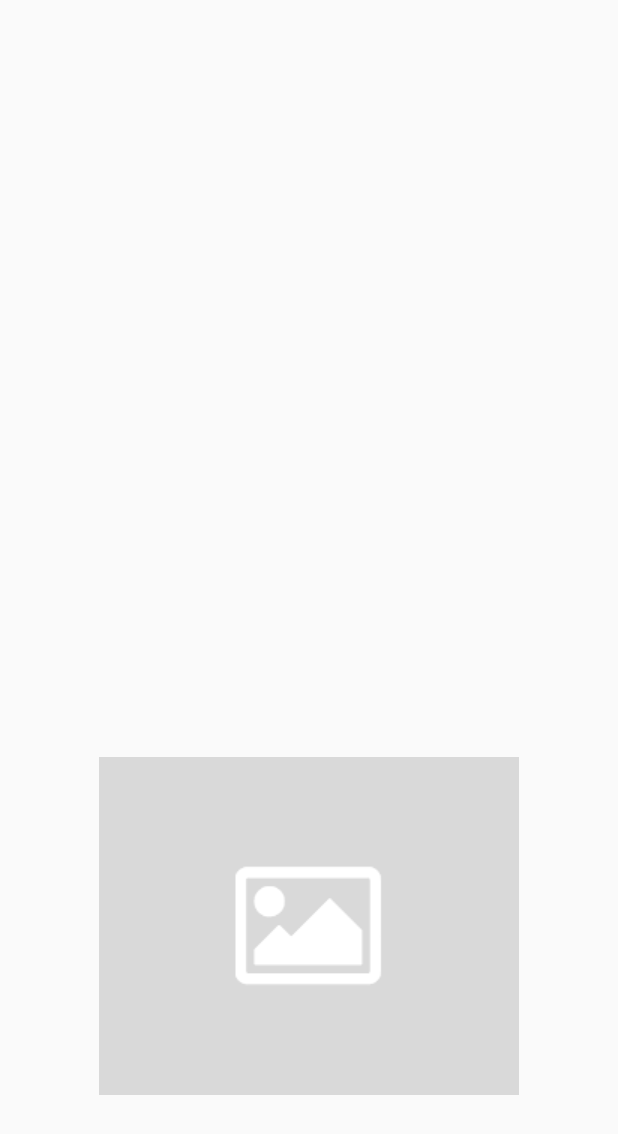
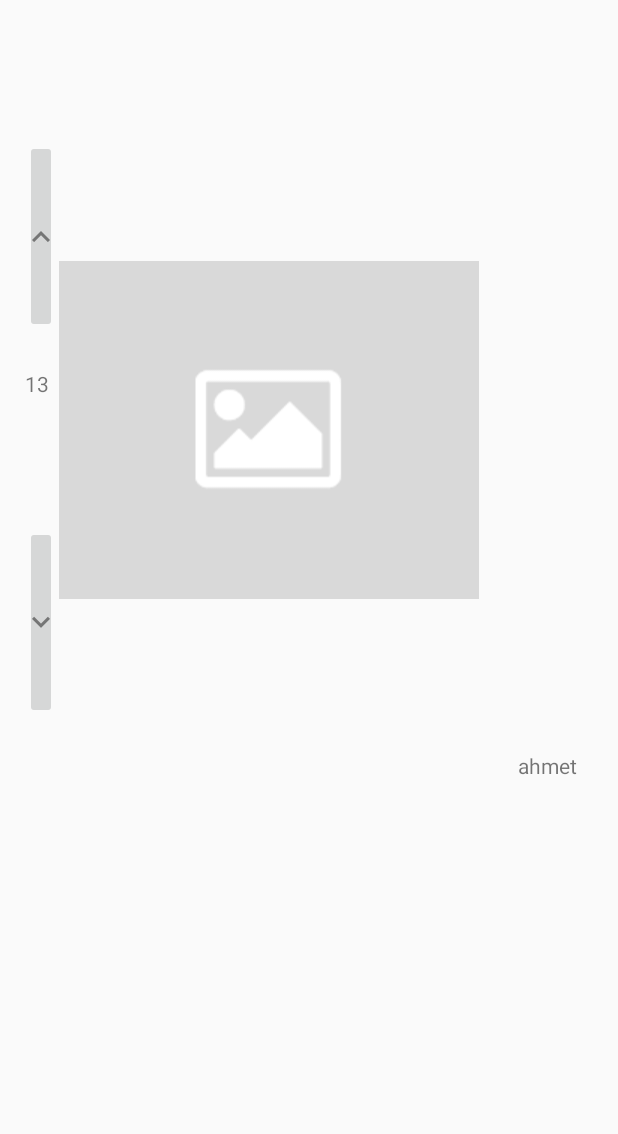
Before and after one commit to bounswe/bounswe2017group1, an Android app: the layout item_detail_view.xml on its own in the app's theme, with its tools: preview values and no code run, on a phone screen of 412 x 824 dp. Shown: the top 1134 px of the screen. Run offline under Robolectric (Android 15) with nearby library versions, the phone set to English and light mode, and no system bars.

Commit message:
upvote and downvote button added and redesigned detail page

```diff
--- a/android/app/src/main/java/com/boungroup1/androidculturemania/ItemDetailView.java
+++ b/android/app/src/main/java/com/boungroup1/androidculturemania/ItemDetailView.java
@@ -6,10 +6,10 @@ import android.content.SharedPreferences;
 import android.os.Bundle;
 import android.support.annotation.Nullable;
 import android.support.v7.app.AppCompatActivity;
-import android.support.v7.widget.AppCompatImageView;
 import android.text.method.ScrollingMovementMethod;
 import android.view.MenuItem;
 import android.view.View;
+import android.widget.ImageView;
 import android.widget.RelativeLayout;
 import android.widget.TextView;
 
@@ -42,7 +42,7 @@ public class ItemDetailView extends AppCompatActivity {
         final TextView location = (TextView) findViewById(R.id.detaillocation);
         final TextView name = (TextView) findViewById(R.id.detailname);
         final TextView description = (TextView) findViewById(R.id.detaildescription);
-        AppCompatImageView image = (AppCompatImageView) findViewById(R.id.detailimage);
+        ImageView image = (ImageView) findViewById(R.id.detailimage);
 
         Retrofit retrofit = ApiClient.getApiClient();
         ApiInterface apiInterface = retrofit.create(ApiInterface.class);
--- a/android/app/src/main/res/layout/item_detail_view.xml
+++ b/android/app/src/main/res/layout/item_detail_view.xml
@@ -1,74 +1,133 @@
 <?xml version="1.0" encoding="utf-8"?>
-
 <RelativeLayout
     android:id="@+id/detail_view_relayout"
-    android:layout_width="fill_parent"
-    android:layout_height="fill_parent"
     xmlns:android="http://schemas.android.com/apk/res/android"
-    android:padding="15dp">
+    android:layout_width="match_parent"
+    android:layout_height="match_parent">
 
     <LinearLayout
-        android:layout_width="match_parent"
-        android:layout_height="wrap_content"
-        android:orientation="horizontal"
-        android:id="@+id/lineartitle">
-        <RelativeLayout
+        xmlns:android="http://schemas.android.com/apk/res/android"
+        android:id="@+id/detail_view_layout"
+        android:layout_width="fill_parent"
+        android:layout_height="fill_parent"
+        android:orientation="vertical"
+        android:padding="15dp">
+
+        <LinearLayout
+            android:id="@+id/lineartitle"
             android:layout_width="match_parent"
-            android:layout_height="match_parent"
-            android:padding="10dp">
+            android:layout_height="0dp"
+            android:layout_weight="1.5"
+            android:orientation="horizontal">
+
             <TextView
-            android:layout_width="wrap_content"
-            android:layout_height="match_parent"
                 android:id="@+id/detailtitle"
-                android:layout_alignParentLeft="true"/>
-            <TextView
                 android:layout_width="wrap_content"
                 android:layout_height="match_parent"
+                android:layout_weight="1"/>
+
+            <TextView
                 android:id="@+id/detaildate"
-                android:layout_alignParentRight="true"/>
+                android:layout_width="wrap_content"
+                android:layout_height="match_parent"
+                android:layout_weight="1"/>
+        </LinearLayout>
+
+        <RelativeLayout
+            android:id="@+id/linearimage"
+            android:layout_width="match_parent"
+            android:layout_height="0dp"
+            android:layout_weight="8"
+            android:orientation="horizontal"
+            android:paddingBottom="20dp">
+
+            <LinearLayout
+                android:id="@+id/buttons"
+                android:layout_width="24dp"
+                android:layout_height="match_parent"
+                android:layout_alignParentLeft="true"
+                android:layout_alignParentStart="true"
+                android:layout_alignParentTop="true"
+                android:orientation="vertical"
+                android:padding="1dp">
+
+                <ImageButton
+                    android:id="@+id/up_vote_button"
+                    android:src="@drawable/ic_arrow_up"
+                    android:layout_width="wrap_content"
+                    android:layout_height="match_parent"
+                    android:layout_weight="1"
+                    android:padding="8dp"/>
+
+                <TextView
+                    android:id="@+id/vote_count"
+                    android:layout_marginTop="24dp"
+                    android:layout_marginBottom="24dp"
+                    android:layout_width="88dp"
+                    android:layout_height="match_parent"
+                    android:layout_weight="1"
+                    android:padding="0dp"
+                    android:text="13"/>
+
+                <ImageButton
+                    android:id="@+id/down_vote_button"
+                    android:src="@drawable/ic_arrow_down"
+                    android:layout_width="wrap_content"
+                    android:layout_height="match_parent"
+                    android:layout_weight="1"
+                    android:padding="8dp"/>
+            </LinearLayout>
+
+            <ImageView
+                android:id="@+id/detailimage"
+                android:layout_width="wrap_content"
+                android:layout_height="match_parent"
+                android:layout_alignParentTop="true"
+                android:layout_toEndOf="@+id/buttons"
+                android:layout_toRightOf="@+id/buttons"
+                android:src="@drawable/placeholder"/>
         </RelativeLayout>
-    </LinearLayout>
-    <LinearLayout
-        android:layout_width="match_parent"
-        android:layout_height="wrap_content"
-        android:layout_alignBottom="@+id/lineartitle"
-        android:orientation="vertical"
-        android:id="@+id/linearimage"
-        android:paddingBottom="20dp">
-        <android.support.v7.widget.AppCompatImageView
-            android:layout_width="match_parent"
-            android:layout_height="match_parent"
-            android:id="@+id/detailimage"
-            android:src="@drawable/placeholder" />
+
         <LinearLayout
+            android:id="@+id/linearlocation"
             android:layout_width="match_parent"
             android:layout_height="wrap_content"
-            android:orientation="horizontal"
-            android:id="@+id/linearlocation">
-            <RelativeLayout
-                android:layout_width="match_parent"
+            android:layout_weight=".025"
+            android:paddingBottom="12dp"
+            android:orientation="horizontal">
+
+            <TextView
+                android:id="@+id/detaillocation"
+                android:layout_width="wrap_content"
                 android:layout_height="wrap_content"
-                android:padding="10dp">
-                <TextView
-                    android:layout_width="wrap_content"
-                    android:layout_height="wrap_content"
-                    android:id="@+id/detaillocation"
-                    android:layout_alignParentLeft="true"/>
-                <TextView
-                    android:layout_width="wrap_content"
-                    android:layout_height="wrap_content"
-                    android:id="@+id/detailname"
-                    android:layout_alignParentRight="true"/>
-            </RelativeLayout>
+                android:layout_weight="1"/>
+
+            <TextView
+                android:text="ahmet"
+                android:gravity="right"
+                android:id="@+id/detailname"
+                android:paddingRight="12dp"
+                android:layout_width="wrap_content"
+                android:layout_height="wrap_content"
+                android:layout_weight="1"/>
         </LinearLayout>
+
+        <LinearLayout
+            android:id="@+id/lineardescription"
+            android:layout_width="match_parent"
+            android:layout_height="wrap_content"
+            android:layout_weight="5"
+            android:orientation="horizontal">
+
             <TextView
+                android:id="@+id/detaildescription"
                 android:layout_width="wrap_content"
                 android:layout_height="match_parent"
-                android:maxLines = "10"
-                android:scrollbars = "vertical"
-                android:id="@+id/detaildescription"
-                />
-    </LinearLayout>
+                android:maxLines="10"
+                android:scrollbars="vertical"/>
+        </LinearLayout>
 
 
+
+    </LinearLayout>
 </RelativeLayout>
```
Also changed, not shown: android/app/src/main/res/drawable-hdpi/ic_arrow_down.png (added), android/app/src/main/res/drawable-hdpi/ic_arrow_up.png (added), android/app/src/main/res/drawable-mdpi/ic_arrow_down.png (added), android/app/src/main/res/drawable-mdpi/ic_arrow_up.png (added), android/app/src/main/res/drawable-xhdpi/ic_arrow_down.png (added), android/app/src/main/res/drawable-xhdpi/ic_arrow_up.png (added), android/app/src/main/res/drawable-xxhdpi/ic_arrow_down.png (added), android/app/src/main/res/drawable-xxhdpi/ic_arrow_up.png (added), 2 other files.
